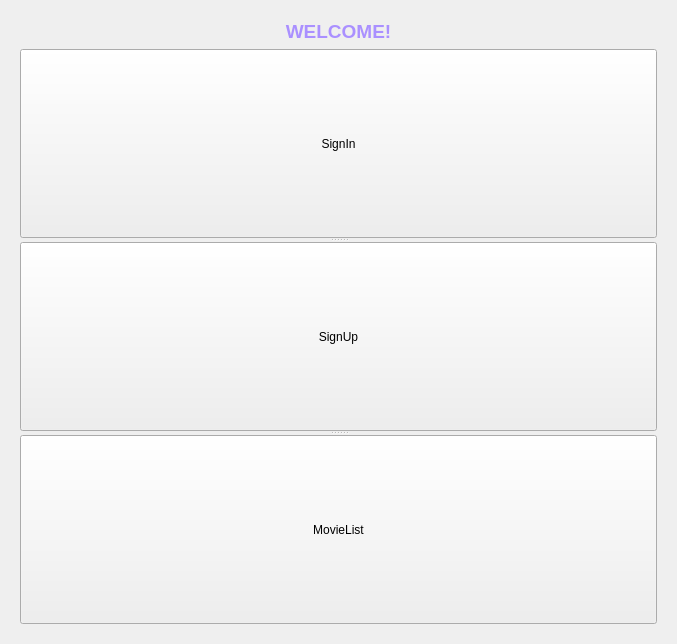
PerryVrajnitorincul26/proiectMCPP, file modules/UI/src/Wrapper.ui: the form before one commit.
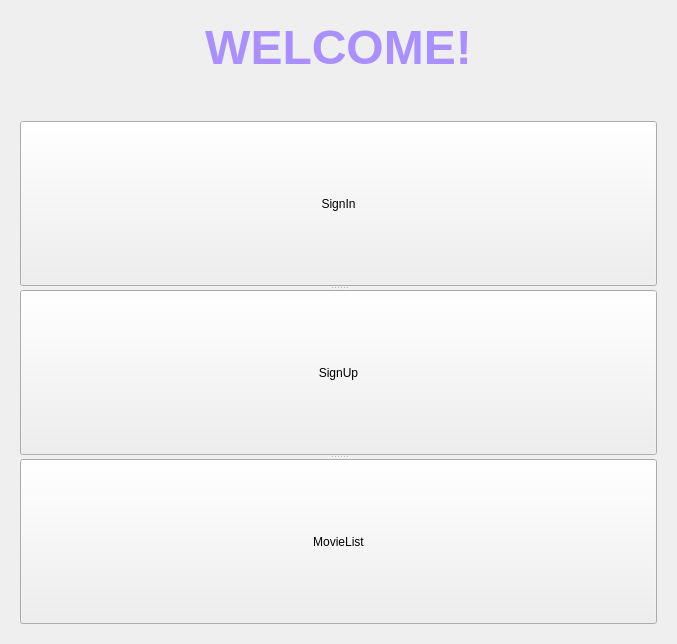
The form after the commit. The open tabs and pages were chosen to show the change.

Commit message: Set GUI theme(stylesheet) class.

```diff
--- a/modules/UI/src/Wrapper.ui
+++ b/modules/UI/src/Wrapper.ui
@@ -14,7 +14,7 @@
    <string>Form</string>
   </property>
   <layout class="QGridLayout" name="gridLayout">
-   <item row="0" column="0">
+   <item row="0" column="1">
     <widget class="QStackedWidget" name="stackedWidget">
      <property name="currentIndex">
       <number>1</number>
@@ -27,10 +27,26 @@
           <string notr="true">Color:rgb(170, 144, 255)</string>
          </property>
          <property name="text">
-          <string>&lt;html&gt;&lt;head/&gt;&lt;body&gt;&lt;p align=&quot;center&quot;&gt;&lt;span style=&quot; font-size:14pt; font-weight:700;&quot;&gt;WELCOME!&lt;/span&gt;&lt;/p&gt;&lt;/body&gt;&lt;/html&gt;</string>
+          <string>&lt;html&gt;&lt;head/&gt;&lt;body&gt;&lt;p align=&quot;center&quot;&gt;&lt;span style=&quot; font-size:36pt; font-weight:700;&quot;&gt;WELCOME!&lt;/span&gt;&lt;/p&gt;&lt;/body&gt;&lt;/html&gt;</string>
          </property>
         </widget>
        </item>
+       <item>
+        <spacer name="verticalSpacer">
+         <property name="orientation">
+          <enum>Qt::Vertical</enum>
+         </property>
+         <property name="sizeType">
+          <enum>QSizePolicy::Preferred</enum>
+         </property>
+         <property name="sizeHint" stdset="0">
+          <size>
+           <width>20</width>
+           <height>40</height>
+          </size>
+         </property>
+        </spacer>
+       </item>
        <item>
         <widget class="QSplitter" name="splitter">
          <property name="orientation">
```
Left out of the diff: 2 changed lines with no effect on the pictures. The commit also changes 4 other files.
